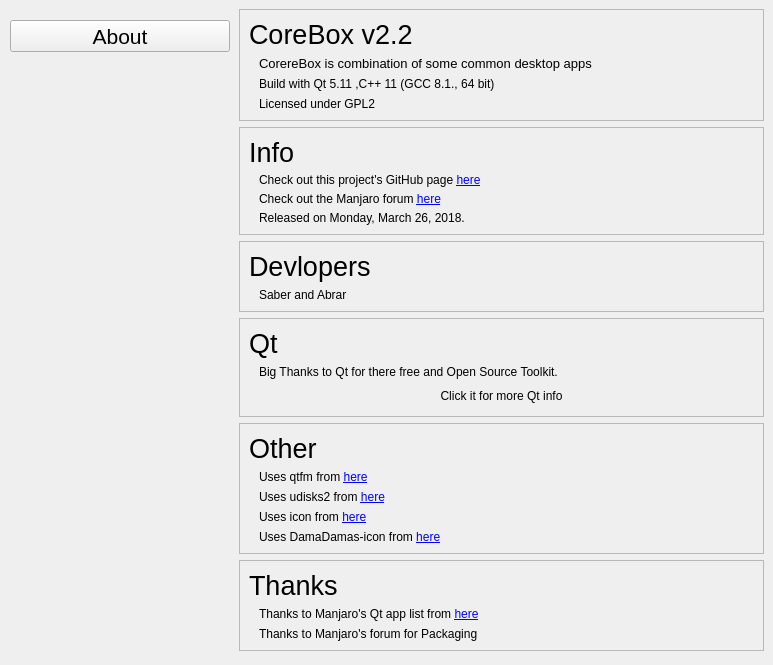
The window that app/about/about.ui (rahmanshaber/corebox) describes before a commit, drawn with Qt 5.
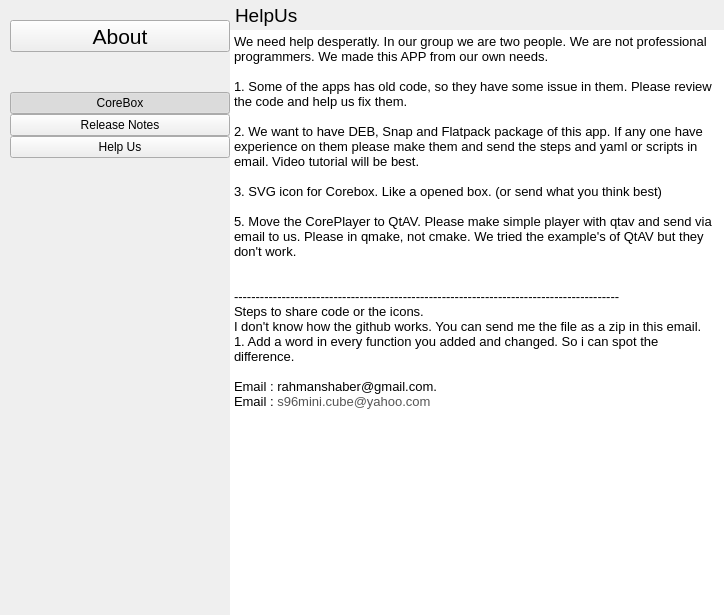
The same window after the commit. The open tabs and pages were chosen to show the change. Icons and pictures are not drawn.

The edit to the form file:
```diff
--- a/app/about/about.ui
+++ b/app/about/about.ui
@@ -6,8 +6,8 @@
    <rect>
     <x>0</x>
     <y>0</y>
-    <width>773</width>
-    <height>665</height>
+    <width>724</width>
+    <height>615</height>
    </rect>
   </property>
   <property name="windowTitle">
@@ -20,10 +20,7 @@
   <property name="styleSheet">
    <string notr="true"/>
   </property>
-  <layout class="QHBoxLayout" name="horizontalLayout">
-   <property name="spacing">
-    <number>0</number>
-   </property>
+  <layout class="QGridLayout" name="gridLayout_7">
    <property name="leftMargin">
     <number>0</number>
    </property>
@@ -36,7 +33,10 @@
    <property name="bottomMargin">
     <number>0</number>
    </property>
-   <item>
+   <property name="spacing">
+    <number>0</number>
+   </property>
+   <item row="0" column="0" rowspan="2">
     <widget class="QWidget" name="shortcut" native="true">
      <property name="sizePolicy">
       <sizepolicy hsizetype="Expanding" vsizetype="Expanding">
@@ -59,9 +59,9 @@
      <property name="accessibleName">
       <string>shortcut</string>
      </property>
-     <layout class="QVBoxLayout" name="verticalLayout_3" stretch="0,0">
+     <layout class="QVBoxLayout" name="verticalLayout_3" stretch="0,0,0,0,0,0">
       <property name="spacing">
-       <number>5</number>
+       <number>0</number>
       </property>
       <property name="leftMargin">
        <number>10</number>
@@ -112,6 +112,55 @@
         </property>
        </widget>
       </item>
+      <item>
+       <spacer name="verticalSpacer_2">
+        <property name="orientation">
+         <enum>Qt::Vertical</enum>
+        </property>
+        <property name="sizeType">
+         <enum>QSizePolicy::Preferred</enum>
+        </property>
+        <property name="sizeHint" stdset="0">
+         <size>
+          <width>20</width>
+          <height>40</height>
+         </size>
+        </property>
+       </spacer>
+      </item>
+      <item>
+       <widget class="QPushButton" name="corebox">
+        <property name="text">
+         <string>CoreBox</string>
+        </property>
+        <property name="checkable">
+         <bool>true</bool>
+        </property>
+        <property name="checked">
+         <bool>true</bool>
+        </property>
+       </widget>
+      </item>
+      <item>
+       <widget class="QPushButton" name="releaseNotes">
+        <property name="text">
+         <string>Release Notes</string>
+        </property>
+        <property name="checkable">
+         <bool>true</bool>
+        </property>
+       </widget>
+      </item>
+      <item>
+       <widget class="QPushButton" name="helpUs">
+        <property name="text">
+         <string>Help Us</string>
+        </property>
+        <property name="checkable">
+         <bool>true</bool>
+        </property>
+       </widget>
+      </item>
       <item>
        <spacer name="verticalSpacer_3">
         <property name="orientation">
@@ -128,6 +177,118 @@
      </layout>
     </widget>
    </item>
+   <item row="0" column="1">
+    <widget class="QFrame" name="nameBar">
+     <property name="minimumSize">
+      <size>
+       <width>0</width>
+       <height>30</height>
+      </size>
+     </property>
+     <property name="maximumSize">
+      <size>
+       <width>16777215</width>
+       <height>30</height>
+      </size>
+     </property>
+     <property name="accessibleName">
+      <string>nameBar</string>
+     </property>
+     <property name="frameShape">
+      <enum>QFrame::NoFrame</enum>
+     </property>
+     <property name="frameShadow">
+      <enum>QFrame::Plain</enum>
+     </property>
+     <property name="lineWidth">
+      <number>0</number>
+     </property>
+     <layout class="QHBoxLayout" name="horizontalLayout">
+      <property name="spacing">
+       <number>4</number>
+      </property>
+      <property name="leftMargin">
+       <number>5</number>
+      </property>
+      <property name="topMargin">
+       <number>0</number>
+      </property>
+      <property name="rightMargin">
+       <number>2</number>
+      </property>
+      <property name="bottomMargin">
+       <number>0</number>
+      </property>
+      <item>
+       <widget class="QLabel" name="selectedsection">
+        <property name="sizePolicy">
+         <sizepolicy hsizetype="Expanding" vsizetype="Preferred">
+          <horstretch>0</horstretch>
+          <verstretch>0</verstretch>
+         </sizepolicy>
+        </property>
+        <property name="minimumSize">
+         <size>
+          <width>0</width>
+          <height>30</height>
+         </size>
+        </property>
+        <property name="maximumSize">
+         <size>
+          <width>200</width>
+          <height>16777215</height>
+         </size>
+        </property>
+        <property name="font">
+         <font>
+          <pointsize>14</pointsize>
+          <weight>50</weight>
+          <bold>false</bold>
+         </font>
+        </property>
+        <property name="text">
+         <string>HelpUs</string>
+        </property>
+       </widget>
+      </item>
+      <item>
+       <spacer name="horizontalSpacer">
+        <property name="orientation">
+         <enum>Qt::Horizontal</enum>
+        </property>
+        <property name="sizeHint" stdset="0">
+         <size>
+          <width>40</width>
+          <height>20</height>
+         </size>
+        </property>
+       </spacer>
+      </item>
+     </layout>
+    </widget>
+   </item>
+   <item row="1" column="1">
+    <widget class="QStackedWidget" name="pages">
+     <property name="currentIndex">
+      <number>0</number>
+     </property>
+     <widget class="QWidget" name="coreboxP">
+      <layout class="QVBoxLayout" name="verticalLayout_2">
+       <property name="spacing">
+        <number>0</number>
+       </property>
+       <property name="leftMargin">
+        <number>0</number>
+       </property>
+       <property name="topMargin">
+        <number>0</number>
+       </property>
+       <property name="rightMargin">
+        <number>0</number>
+       </property>
+       <property name="bottomMargin">
+        <number>0</number>
+       </property>
    <item>
     <widget class="QWidget" name="widget" native="true">
      <property name="accessibleName">
@@ -229,7 +390,7 @@
          <item row="3" column="0">
           <widget class="QLabel" name="label_21">
            <property name="text">
-            <string>Released on Monday, March 26, 2018. </string>
+                <string>Released on Thursday, July 26, 2018. </string>
            </property>
            <property name="indent">
             <number>10</number>
@@ -323,59 +484,6 @@
         </layout>
        </widget>
       </item>
-      <item>
-       <widget class="QFrame" name="qts">
-        <property name="frameShape">
-         <enum>QFrame::StyledPanel</enum>
-        </property>
-        <property name="frameShadow">
-         <enum>QFrame::Raised</enum>
-        </property>
-        <layout class="QGridLayout" name="gridLayout">
-         <item row="1" column="0">
-          <widget class="QLabel" name="label_9">
-           <property name="text">
-            <string>Big Thanks to Qt for there free and Open Source Toolkit.</string>
-           </property>
-           <property name="indent">
-            <number>10</number>
-           </property>
-          </widget>
-         </item>
-         <item row="0" column="0">
-          <widget class="QLabel" name="label_5">
-           <property name="font">
-            <font>
-             <pointsize>20</pointsize>
-            </font>
-           </property>
-           <property name="text">
-            <string>Qt </string>
-           </property>
-           <property name="margin">
-            <number>2</number>
-           </property>
-          </widget>
-         </item>
-         <item row="2" column="0">
-          <widget class="QPushButton" name="aboutqt">
-           <property name="autoFillBackground">
-            <bool>false</bool>
-           </property>
-           <property name="styleSheet">
-            <string notr="true"/>
-           </property>
-           <property name="text">
-            <string>Click it for more Qt info</string>
-           </property>
-           <property name="flat">
-            <bool>true</bool>
-           </property>
-          </widget>
-         </item>
-        </layout>
-       </widget>
-      </item>
       <item>
        <widget class="QFrame" name="others">
         <property name="frameShape">
@@ -388,33 +496,7 @@
          <item row="1" column="0">
           <widget class="QLabel" name="label_6">
            <property name="text">
-            <string>&lt;html&gt;&lt;head/&gt;&lt;body&gt;&lt;p&gt;Uses qtfm from &lt;a href=&quot;https://github.com/RomanVolak/qtfm&quot;&gt;&lt;span style=&quot; text-decoration: underline; color:#0000ff;&quot;&gt;here&lt;/span&gt;&lt;/a&gt;&lt;/p&gt;&lt;/body&gt;&lt;/html&gt;</string>
-           </property>
-           <property name="margin">
-            <number>0</number>
-           </property>
-           <property name="indent">
-            <number>10</number>
-           </property>
-           <property name="openExternalLinks">
-            <bool>true</bool>
-           </property>
-          </widget>
-         </item>
-         <item row="3" column="0">
-          <widget class="QLabel" name="label_13">
-           <property name="text">
-            <string>&lt;html&gt;&lt;head/&gt;&lt;body&gt;&lt;p&gt;Uses icon from &lt;a href=&quot;https://material.io/icons/&quot;&gt;&lt;span style=&quot; text-decoration: underline; color:#0000ff;&quot;&gt;here&lt;/span&gt;&lt;/a&gt;&lt;/p&gt;&lt;/body&gt;&lt;/html&gt;</string>
-           </property>
-           <property name="indent">
-            <number>10</number>
-           </property>
-          </widget>
-         </item>
-         <item row="2" column="0">
-          <widget class="QLabel" name="label_3">
-           <property name="text">
-            <string>&lt;html&gt;&lt;head/&gt;&lt;body&gt;&lt;p&gt;Uses udisks2 from &lt;a href=&quot;https://github.com/cmdrkotori/udisks2&quot;&gt;&lt;span style=&quot; text-decoration: underline; color:#0000ff;&quot;&gt;here&lt;/span&gt;&lt;/a&gt;&lt;/p&gt;&lt;/body&gt;&lt;/html&gt;</string>
+                <string>&lt;html&gt;&lt;head/&gt;&lt;body&gt;&lt;p&gt;Uses &lt;a href=&quot;https://github.com/RomanVolak/qtfm&quot;&gt;&lt;span style=&quot; text-decoration: underline; color:#0000ff;&quot;&gt;qtfm&lt;/span&gt;&lt;/a&gt; , &lt;a href=&quot;https://github.com/cmdrkotori/udisks2&quot;&gt;&lt;span style=&quot; text-decoration: underline; color:#0000ff;&quot;&gt;udisks2&lt;/span&gt;&lt;/a&gt; , &lt;a href=&quot;https://github.com/sonakinci41/DamaDamas-icon-theme&quot;&gt;&lt;span style=&quot; text-decoration: underline; color:#0000ff;&quot;&gt;DamaDamas&lt;/span&gt;&lt;/a&gt; ,&lt;a href=&quot;https://material.io/tools/icons/?style=baseline&quot;&gt;&lt;span style=&quot; text-decoration: underline; color:#0000ff;&quot;&gt;icons&lt;/span&gt;&lt;/a&gt; .     &lt;/p&gt;&lt;/body&gt;&lt;/html&gt;</string>
            </property>
            <property name="margin">
             <number>0</number>
@@ -435,49 +517,6 @@
             </font>
            </property>
            <property name="text">
-            <string>Other</string>
-           </property>
-           <property name="margin">
-            <number>2</number>
-           </property>
-          </widget>
-         </item>
-         <item row="4" column="0">
-          <widget class="QLabel" name="label_8">
-           <property name="text">
-            <string>&lt;html&gt;&lt;head/&gt;&lt;body&gt;&lt;p&gt;Uses DamaDamas-icon from &lt;a href=&quot;https://github.com/sonakinci41/DamaDamas-icon-theme&quot;&gt;&lt;span style=&quot; text-decoration: underline; color:#0000ff;&quot;&gt;here&lt;/span&gt;&lt;/a&gt;&lt;/p&gt;&lt;/body&gt;&lt;/html&gt;</string>
-           </property>
-           <property name="margin">
-            <number>0</number>
-           </property>
-           <property name="indent">
-            <number>10</number>
-           </property>
-           <property name="openExternalLinks">
-            <bool>true</bool>
-           </property>
-          </widget>
-         </item>
-        </layout>
-       </widget>
-      </item>
-      <item>
-       <widget class="QFrame" name="thanks">
-        <property name="frameShape">
-         <enum>QFrame::StyledPanel</enum>
-        </property>
-        <property name="frameShadow">
-         <enum>QFrame::Raised</enum>
-        </property>
-        <layout class="QGridLayout" name="gridLayout_5">
-         <item row="0" column="0">
-          <widget class="QLabel" name="label_14">
-           <property name="font">
-            <font>
-             <pointsize>20</pointsize>
-            </font>
-           </property>
-           <property name="text">
             <string>Thanks</string>
            </property>
            <property name="margin">
@@ -485,20 +524,20 @@
            </property>
           </widget>
          </item>
-         <item row="2" column="0">
-          <widget class="QLabel" name="label_15">
+             <item row="3" column="0">
+              <widget class="QLabel" name="label_9">
            <property name="text">
-            <string>Thanks to Manjaro's forum for Packaging</string>
+                <string>Big Thanks to Qt for there free and Open Source Toolkit.</string>
            </property>
            <property name="indent">
             <number>10</number>
            </property>
           </widget>
          </item>
-         <item row="1" column="0">
+             <item row="2" column="0">
           <widget class="QLabel" name="label_17">
            <property name="text">
-            <string>&lt;html&gt;&lt;head/&gt;&lt;body&gt;&lt;p&gt;Thanks to Manjaro's Qt app list from &lt;a href=&quot;https://wiki.manjaro.org/index.php?title=List_of_Qt_Applications&quot;&gt;&lt;span style=&quot; text-decoration: underline; color:#0000ff;&quot;&gt;here&lt;/span&gt;&lt;/a&gt;&lt;/p&gt;&lt;/body&gt;&lt;/html&gt;</string>
+                <string>&lt;html&gt;&lt;head/&gt;&lt;body&gt;&lt;p&gt;Manjaro's Qt app list from &lt;a href=&quot;https://wiki.manjaro.org/index.php?title=List_of_Qt_Applications&quot;&gt;&lt;span style=&quot; text-decoration: underline; color:#0000ff;&quot;&gt;here&lt;/span&gt;&lt;/a&gt; and helping in Packaging CoreBox for Arch. &lt;/p&gt;&lt;/body&gt;&lt;/html&gt;</string>
            </property>
            <property name="margin">
             <number>0</number>
@@ -528,6 +567,99 @@
        </spacer>
       </item>
      </layout>
+        </widget>
+       </item>
+      </layout>
+     </widget>
+     <widget class="QWidget" name="releseNotesP">
+      <layout class="QVBoxLayout" name="verticalLayout_5">
+       <property name="spacing">
+        <number>0</number>
+       </property>
+       <property name="leftMargin">
+        <number>0</number>
+       </property>
+       <property name="topMargin">
+        <number>0</number>
+       </property>
+       <property name="rightMargin">
+        <number>0</number>
+       </property>
+       <property name="bottomMargin">
+        <number>0</number>
+       </property>
+       <item>
+        <widget class="QTextEdit" name="pgrelesenotes">
+         <property name="frameShape">
+          <enum>QFrame::NoFrame</enum>
+         </property>
+         <property name="undoRedoEnabled">
+          <bool>false</bool>
+         </property>
+         <property name="readOnly">
+          <bool>true</bool>
+         </property>
+        </widget>
+       </item>
+      </layout>
+     </widget>
+     <widget class="QWidget" name="helpUssP">
+      <layout class="QVBoxLayout" name="verticalLayout_4">
+       <property name="spacing">
+        <number>0</number>
+       </property>
+       <property name="leftMargin">
+        <number>0</number>
+       </property>
+       <property name="topMargin">
+        <number>0</number>
+       </property>
+       <property name="rightMargin">
+        <number>0</number>
+       </property>
+       <property name="bottomMargin">
+        <number>0</number>
+       </property>
+       <item>
+        <widget class="QTextEdit" name="pghelpus">
+         <property name="frameShape">
+          <enum>QFrame::NoFrame</enum>
+         </property>
+         <property name="frameShadow">
+          <enum>QFrame::Plain</enum>
+         </property>
+         <property name="readOnly">
+          <bool>true</bool>
+         </property>
+         <property name="html">
+          <string>&lt;!DOCTYPE HTML PUBLIC &quot;-//W3C//DTD HTML 4.0//EN&quot; &quot;http://www.w3.org/TR/REC-html40/strict.dtd&quot;&gt;
+&lt;html&gt;&lt;head&gt;&lt;meta name=&quot;qrichtext&quot; content=&quot;1&quot; /&gt;&lt;style type=&quot;text/css&quot;&gt;
+p, li { white-space: pre-wrap; }
+&lt;/style&gt;&lt;/head&gt;&lt;body style=&quot; font-family:'Cantarell'; font-size:10pt; font-weight:400; font-style:normal;&quot;&gt;
+&lt;p style=&quot; margin-top:0px; margin-bottom:0px; margin-left:0px; margin-right:0px; -qt-block-indent:0; text-indent:0px;&quot;&gt;We need help desperatly. In our group we are two people. We are not professional programmers. We made this APP from our own needs.&lt;/p&gt;
+&lt;p style=&quot;-qt-paragraph-type:empty; margin-top:0px; margin-bottom:0px; margin-left:0px; margin-right:0px; -qt-block-indent:0; text-indent:0px;&quot;&gt;&lt;br /&gt;&lt;/p&gt;
+&lt;p style=&quot; margin-top:0px; margin-bottom:0px; margin-left:0px; margin-right:0px; -qt-block-indent:0; text-indent:0px;&quot;&gt;1. Some of the apps has old code, so they have some issue in them. Please review the code and help us fix them.&lt;/p&gt;
+&lt;p style=&quot;-qt-paragraph-type:empty; margin-top:0px; margin-bottom:0px; margin-left:0px; margin-right:0px; -qt-block-indent:0; text-indent:0px;&quot;&gt;&lt;br /&gt;&lt;/p&gt;
+&lt;p style=&quot; margin-top:0px; margin-bottom:0px; margin-left:0px; margin-right:0px; -qt-block-indent:0; text-indent:0px;&quot;&gt;2. We want to have DEB, Snap and Flatpack package of this app. If any one have experience on them please make them and send the steps and yaml or scripts in email. Video tutorial will be best. &lt;/p&gt;
+&lt;p style=&quot;-qt-paragraph-type:empty; margin-top:0px; margin-bottom:0px; margin-left:0px; margin-right:0px; -qt-block-indent:0; text-indent:0px;&quot;&gt;&lt;br /&gt;&lt;/p&gt;
+&lt;p style=&quot; margin-top:0px; margin-bottom:0px; margin-left:0px; margin-right:0px; -qt-block-indent:0; text-indent:0px;&quot;&gt;3. SVG icon for Corebox. Like a opened box. (or send what you think best)&lt;/p&gt;
+&lt;p style=&quot;-qt-paragraph-type:empty; margin-top:0px; margin-bottom:0px; margin-left:0px; margin-right:0px; -qt-block-indent:0; text-indent:0px;&quot;&gt;&lt;br /&gt;&lt;/p&gt;
+&lt;p style=&quot; margin-top:0px; margin-bottom:0px; margin-left:0px; margin-right:0px; -qt-block-indent:0; text-indent:0px;&quot;&gt;5. Move the CorePlayer to QtAV. Please make simple player with qtav and send via email to us. Please in qmake, not cmake. We tried the example's of QtAV but they don't work.&lt;/p&gt;
+&lt;p style=&quot;-qt-paragraph-type:empty; margin-top:0px; margin-bottom:0px; margin-left:0px; margin-right:0px; -qt-block-indent:0; text-indent:0px;&quot;&gt;&lt;br /&gt;&lt;/p&gt;
+&lt;p style=&quot;-qt-paragraph-type:empty; margin-top:0px; margin-bottom:0px; margin-left:0px; margin-right:0px; -qt-block-indent:0; text-indent:0px;&quot;&gt;&lt;br /&gt;&lt;/p&gt;
+&lt;p style=&quot; margin-top:0px; margin-bottom:0px; margin-left:0px; margin-right:0px; -qt-block-indent:0; text-indent:0px;&quot;&gt;-----------------------------------------------------------------------------------------&lt;/p&gt;
+&lt;p style=&quot; margin-top:0px; margin-bottom:0px; margin-left:0px; margin-right:0px; -qt-block-indent:0; text-indent:0px;&quot;&gt;Steps to share code or the icons.&lt;/p&gt;
+&lt;p style=&quot; margin-top:0px; margin-bottom:0px; margin-left:0px; margin-right:0px; -qt-block-indent:0; text-indent:0px;&quot;&gt;I don't know how the github works. You can send me the file as a zip in this email.&lt;/p&gt;
+&lt;p style=&quot; margin-top:0px; margin-bottom:0px; margin-left:0px; margin-right:0px; -qt-block-indent:0; text-indent:0px;&quot;&gt;1. Add a word in every function you added and changed. So i can spot the difference.&lt;/p&gt;
+&lt;p style=&quot;-qt-paragraph-type:empty; margin-top:0px; margin-bottom:0px; margin-left:0px; margin-right:0px; -qt-block-indent:0; text-indent:0px;&quot;&gt;&lt;br /&gt;&lt;/p&gt;
+&lt;p style=&quot; margin-top:0px; margin-bottom:0px; margin-left:0px; margin-right:0px; -qt-block-indent:0; text-indent:0px;&quot;&gt;Email : rahmanshaber@gmail.com.&lt;/p&gt;
+&lt;p style=&quot; margin-top:0px; margin-bottom:0px; margin-left:0px; margin-right:0px; -qt-block-indent:0; text-indent:0px;&quot;&gt;Email : &lt;span style=&quot; font-family:'arial,sans-serif'; color:#555555; background-color:#ffffff;&quot;&gt;s96mini.cube@yahoo.com&lt;/span&gt;&lt;/p&gt;
+&lt;p style=&quot; margin-top:0px; margin-bottom:0px; margin-left:0px; margin-right:0px; -qt-block-indent:0; text-indent:0px;&quot;&gt;  &lt;/p&gt;&lt;/body&gt;&lt;/html&gt;</string>
+         </property>
+        </widget>
+       </item>
+      </layout>
+     </widget>
     </widget>
    </item>
   </layout>
```
Lines whose indentation alone changed are shown as unchanged.
